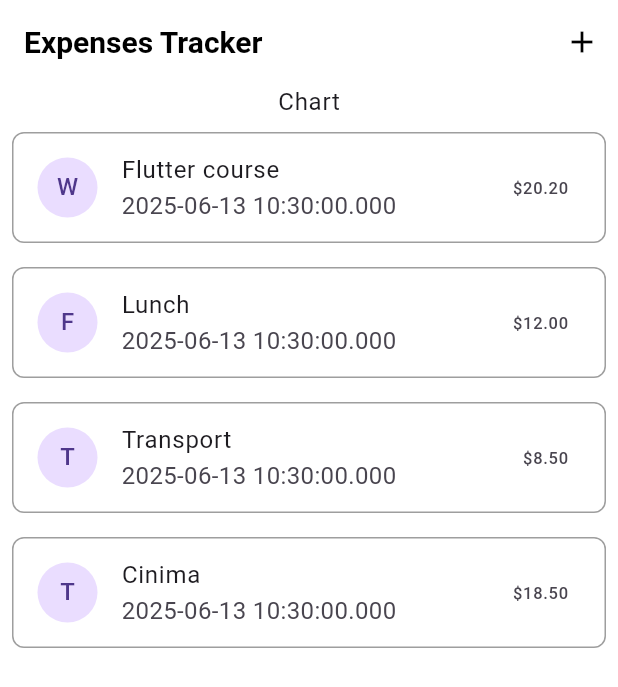
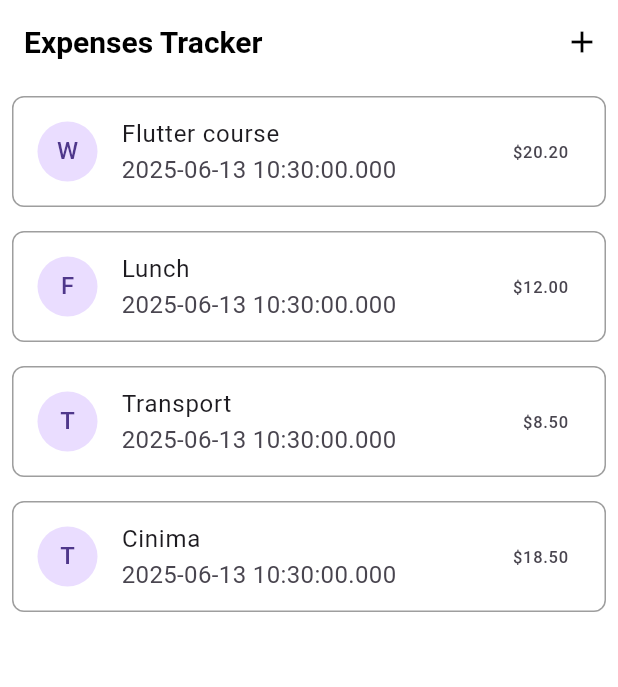
Before and after one commit to moustajil/expense_tracker, a Flutter app: the screen it shows after launch, on a phone screen of 412 x 824 dp. Shown: the top 687 px of the screen. Run offline on Flutter 3.47's test engine with Material 3 defaults, Android fonts, the phone set to English and light mode, and no system bars.

Commit message:
fikeshed done

```diff
--- a/lib/expances.dart
+++ b/lib/expances.dart
@@ -66,7 +66,6 @@ class _ExpensesScreenState extends State<ExpensesScreen> {
       body: Column(
         crossAxisAlignment: CrossAxisAlignment.center,
         children: [
-          Center(child:  Text('Chart',style: Theme.of(context).textTheme.bodyLarge,)), // You can replace this with a real chart widget
           expensesList.isEmpty ? Center(child: Text('The List Of Expancive is Empty')) : ExpensesList(expensesList: expensesList, onRemoveExpense: _removeExpense),
         ],
       ),
```
